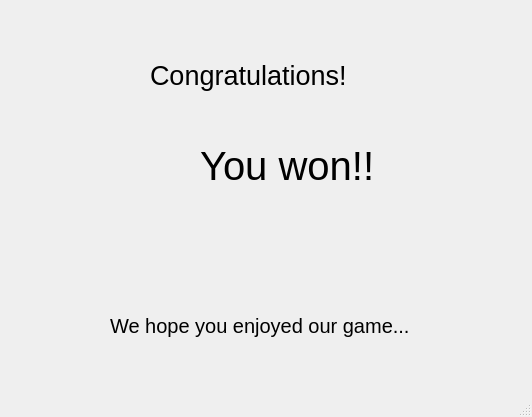
First picture: the form in client/winning_screen.ui, repository Merok23/TPG-Taller-Left4dead-Grupo1, before the edit.
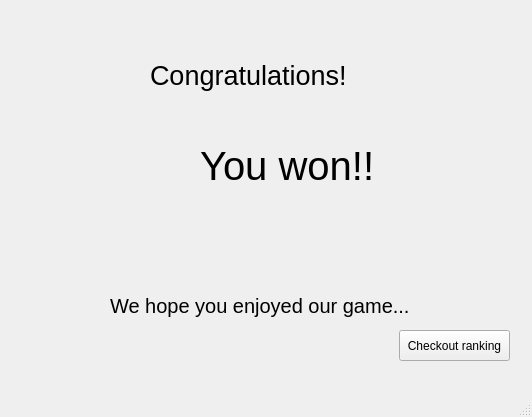
Second picture: the form after the edit. Icons and pictures are not drawn.

Diff of the .ui file:
```diff
--- a/client/winning_screen.ui
+++ b/client/winning_screen.ui
@@ -54,7 +54,7 @@
     <property name="geometry">
      <rect>
       <x>110</x>
-      <y>300</y>
+      <y>280</y>
       <width>351</width>
       <height>51</height>
      </rect>
@@ -92,6 +92,19 @@
      <bool>true</bool>
     </property>
    </widget>
+   <widget class="QPushButton" name="ranking">
+    <property name="geometry">
+     <rect>
+      <x>399</x>
+      <y>330</y>
+      <width>111</width>
+      <height>31</height>
+     </rect>
+    </property>
+    <property name="text">
+     <string>Checkout ranking</string>
+    </property>
+   </widget>
    <zorder>label_4</zorder>
    <zorder>label</zorder>
    <zorder>label_2</zorder>
```
Left out of the diff: 1 changed line with no effect on the pictures.
